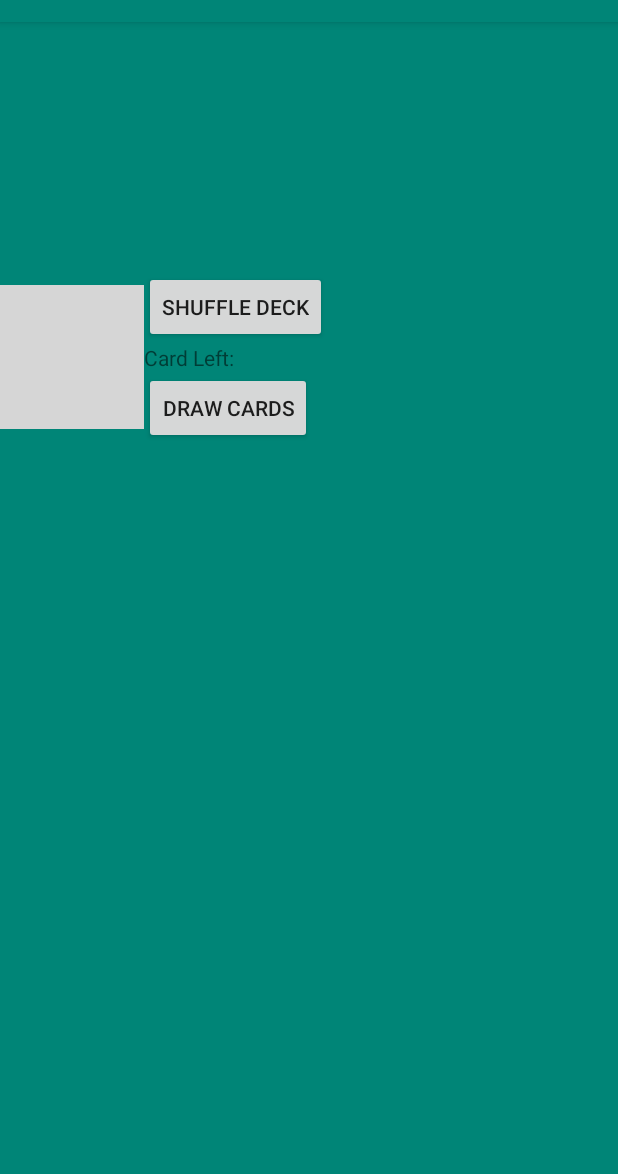
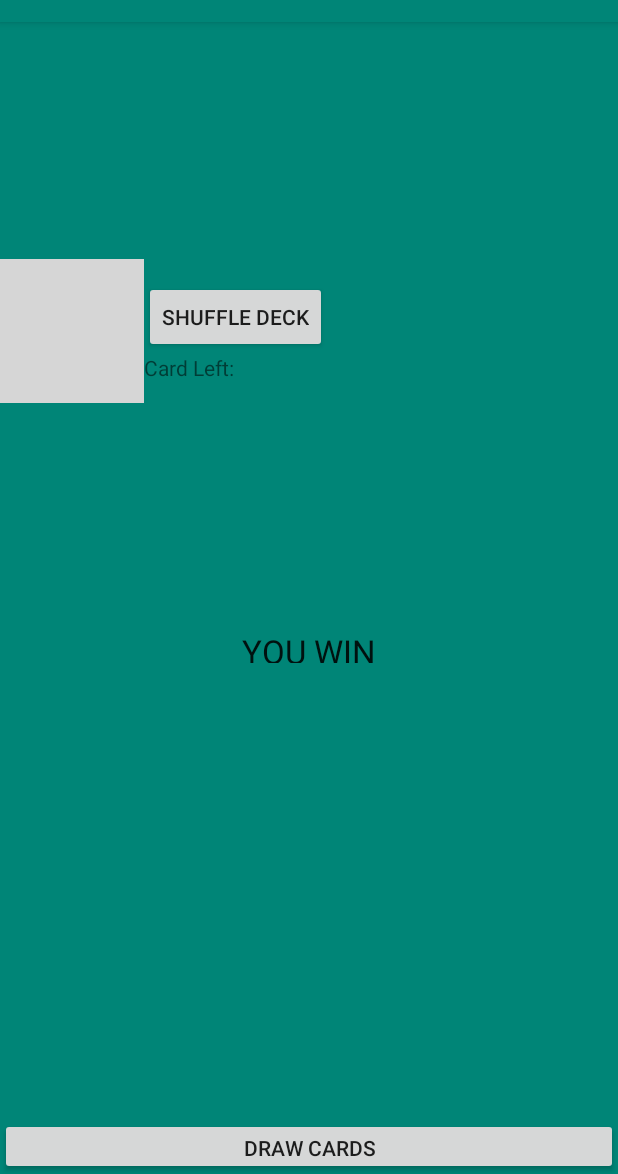
Before and after one commit to LordTaylor/CardGame, an Android app: the screen it shows after launch (MainActivity), after a tap on "START GAME", on a phone screen of 412 x 824 dp, the part 62-1236 px from its top. Run offline under Robolectric (Android 15) with nearby library versions, the phone set to English and light mode, and no system bars; our stand-ins replace Picasso, RxJava; network calls fail; pictures from the network do not load; grey boxes are pictures that could not be loaded.

Commit message:
ui changes

```diff
--- a/app/src/main/res/layout/game_board_fragment.xml
+++ b/app/src/main/res/layout/game_board_fragment.xml
@@ -7,7 +7,7 @@
               android:layout_width="match_parent"
               android:background="@color/colorPrimary"
               android:layout_height="match_parent"
-              android:weightSum="2">
+              android:weightSum="1.0">
 
     <LinearLayout
             android:orientation="horizontal"
@@ -18,7 +18,7 @@
             android:id="@+id/linearLayout"
             android:weightSum="4"
             android:gravity="center"
-            android:layout_weight="1">
+            android:layout_weight="0.4">
         <ImageView
                 android:layout_width="wrap_content"
                 android:layout_height="wrap_content"
@@ -38,16 +38,19 @@
                       android:id="@+id/text_card_count"
                       android:text="@string/card_count"
             />
-            <Button
-                    android:text="@string/draw_cards"
-                    android:layout_width="wrap_content"
-                    android:layout_height="wrap_content"
-                    android:id="@+id/button_draw"/>
+
         </LinearLayout>
 
     </LinearLayout>
+    <TextView android:layout_width="wrap_content" android:layout_height="wrap_content"
+    android:visibility="visible"
+    android:text="@string/you_win"
+    android:layout_gravity="center"
+    style="@style/TextAppearance.AppCompat.Large"
+    android:id="@+id/text_win_lose"
+    android:layout_weight="0.2"/>
     <androidx.recyclerview.widget.RecyclerView
-            android:layout_weight="1"
+            android:layout_weight="0.1"
             android:orientation="horizontal"
             android:layout_width="wrap_content"
             android:layout_height="298dp"
@@ -63,6 +66,14 @@
             app:layoutManager="androidx.recyclerview.widget.GridLayoutManager"
 
             tools:listitem="@layout/card_item"
-            tools:itemCount="5" android:id="@+id/card_container">
-    </androidx.recyclerview.widget.RecyclerView>
+            tools:itemCount="5"
+            android:id="@+id/card_container"/>
+
+    <Button
+            android:layout_weight="0.3"
+            android:text="@string/draw_cards"
+            android:layout_width="match_parent"
+            android:layout_height="wrap_content"
+            android:id="@+id/button_draw"
+    android:layout_gravity="center"/>
 </LinearLayout>
--- a/app/src/main/res/values/strings.xml
+++ b/app/src/main/res/values/strings.xml
@@ -5,4 +5,6 @@
     <string name="draw_cards">Draw Cards</string>
     <string name="card_count">Card Left:</string>
     <string name="shuffle">Shuffle Deck</string>
+    <string name="load_game">Load Game</string>
+    <string name="you_win">YOU WIN</string>
 </resources>
```
